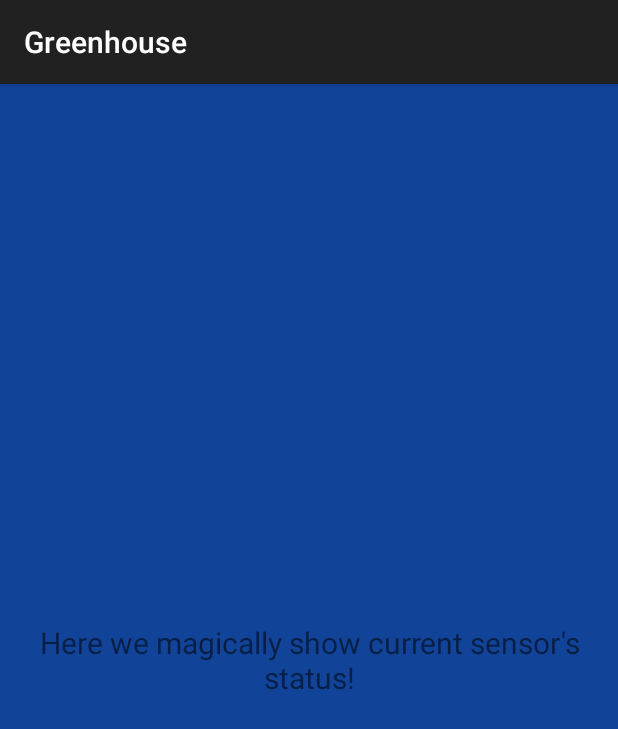
After one commit to 7flying/greenhouse, an Android app: the fragment SensorStatusFragment shown on its own in the app's theme, on a phone screen of 412 x 824 dp. The commit adds this screen. Shown: the top 729 px of the screen. Run offline under Robolectric (Android 15) with nearby library versions, the phone set to English and light mode, and no system bars.

Commit message:
listener onclik at sensor list. fragment replacing

```diff
--- a/greenhouse/GreenhouseClient/app/src/main/java/com/sevenflying/greenhouseclient/app/MainActivity.java
+++ b/greenhouse/GreenhouseClient/app/src/main/java/com/sevenflying/greenhouseclient/app/MainActivity.java
@@ -9,7 +9,7 @@ import android.support.v4.view.ViewPager;
 import android.view.Menu;
 
 
-public class MainActivity extends FragmentActivity implements ActionBar.TabListener{
+public class MainActivity extends FragmentActivity implements ActionBar.TabListener {
 
     private ViewPager viewPager;
     private TabsPagerAdapter tabsPaAdapter;
--- /dev/null
+++ b/greenhouse/GreenhouseClient/app/src/main/java/com/sevenflying/greenhouseclient/app/sensortab/SensorStatusFragment.java
@@ -0,0 +1,19 @@
+package com.sevenflying.greenhouseclient.app.sensortab;
+
+import android.os.Bundle;
+import android.support.v4.app.Fragment;
+import android.view.LayoutInflater;
+import android.view.View;
+import android.view.ViewGroup;
+
+import com.sevenflying.greenhouseclient.app.R;
+
+/** This fragment shows further sensor info and allows customization.
+ * Created by 7flying on 11/07/2014.
+ */
+public class SensorStatusFragment extends Fragment {
+
+    public View onCreateView(LayoutInflater inflater, ViewGroup container, Bundle savedInstance) {
+        return  inflater.inflate(R.layout.fragment_sensor_status, container, false);
+    }
+}
--- a/greenhouse/GreenhouseClient/app/src/main/java/com/sevenflying/greenhouseclient/app/sensortab/SensorsListActivity.java
+++ b/greenhouse/GreenhouseClient/app/src/main/java/com/sevenflying/greenhouseclient/app/sensortab/SensorsListActivity.java
@@ -13,16 +13,13 @@ public class SensorsListActivity extends FragmentActivity {
     @Override
     protected void onCreate(Bundle savedInstanceState) {
         super.onCreate(savedInstanceState);
-        setContentView(R.layout.fragment_sensors);
-
+        setContentView(R.layout.fragment_sensors_list);
     }
 
     @Override
     protected void onDestroy() {
         super.onDestroy();
-
     }
-
     @Override
     protected void onResume() {
         super.onResume();
--- a/greenhouse/GreenhouseClient/app/src/main/java/com/sevenflying/greenhouseclient/domain/Sensor.java
+++ b/greenhouse/GreenhouseClient/app/src/main/java/com/sevenflying/greenhouseclient/domain/Sensor.java
@@ -1,9 +1,11 @@
 package com.sevenflying.greenhouseclient.domain;
+
+import java.io.Serializable;
 
 /**
  * Created by 7flying on 10/07/2014.
  */
-public class Sensor {
+public class Sensor implements Serializable {
 
     private String name;
     private String pinId;
--- /dev/null
+++ b/greenhouse/GreenhouseClient/app/src/main/res/layout/fragment_sensor_status.xml
@@ -0,0 +1,20 @@
+<RelativeLayout xmlns:android="http://schemas.android.com/apk/res/android"
+    android:layout_width="match_parent"
+    android:layout_height="match_parent"
+    android:orientation="vertical"
+    android:background="#149" >
+
+    <TextView
+        android:id="@+id/one"
+        android:layout_width="fill_parent"
+        android:layout_height="wrap_content"
+        android:gravity="center"
+        android:text="Here we magically show current sensor's status!"
+        android:textSize="20dp"
+        android:layout_centerInParent="true"/>
+    <TextView
+        android:id="@+id/show_data_here"
+        android:layout_below="@id/one"
+        android:layout_width="wrap_content"
+        android:layout_height="wrap_content" />
+</RelativeLayout>
```
Also changed, not shown: greenhouse/GreenhouseClient/app/src/main/java/com/sevenflying/greenhouseclient/app/TabsPagerAdapter.java (+9 -2 lines), greenhouse/GreenhouseClient/app/src/main/java/com/sevenflying/greenhouseclient/app/sensortab/SensorsListFragment.java (renamed from greenhouse/GreenhouseClient/app/src/main/java/com/sevenflying/greenhouseclient/app/sensortab/SensorsFragment.java, +20 -3 lines), greenhouse/GreenhouseClient/app/src/main/res/layout/fragment_sensors_list.xml (renamed from greenhouse/GreenhouseClient/app/src/main/res/layout/fragment_sensors.xml).
